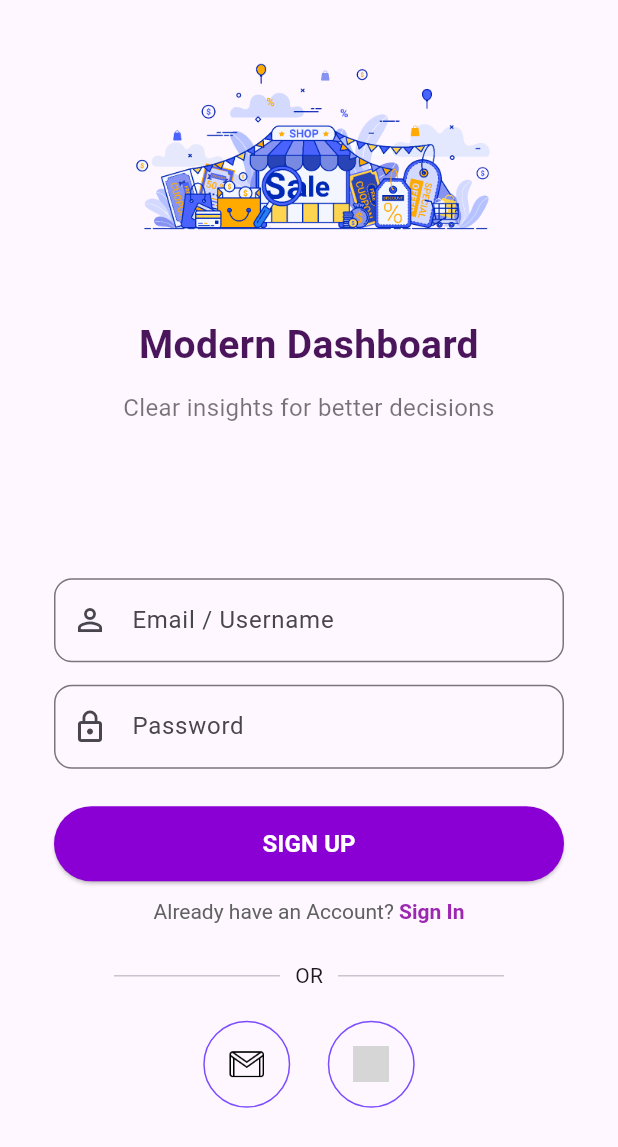
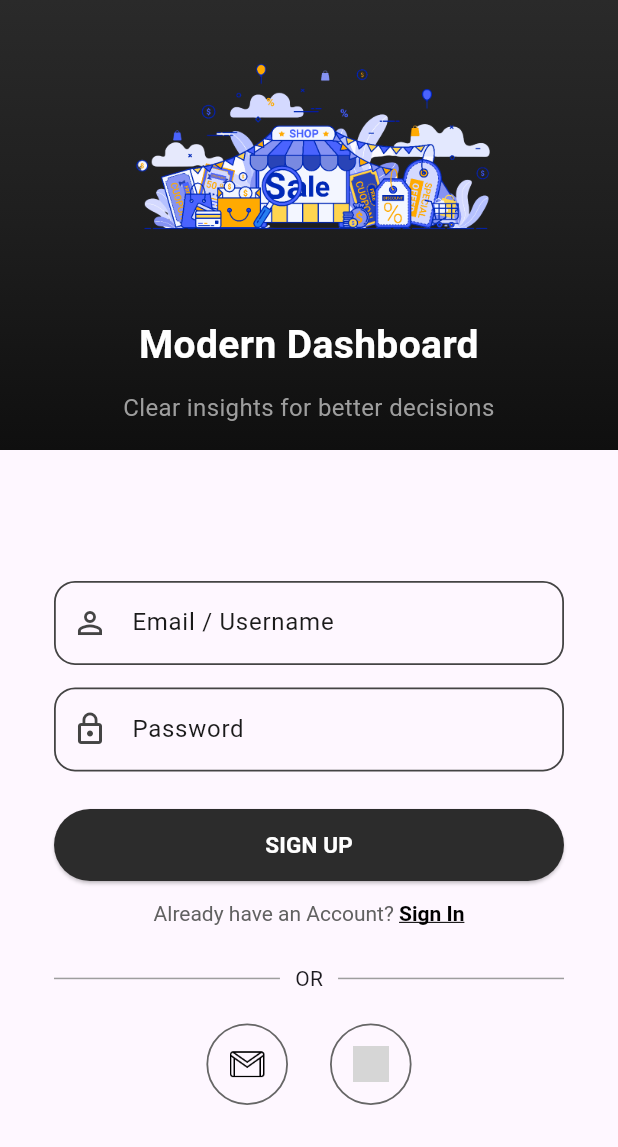
Before and after one commit to redaya88/krema-gms-web-flutter, a Flutter app: the screen it shows after launch, on a phone screen of 412 x 824 dp. Shown: the top 1147 px of the screen. Run offline on Flutter 3.47's test engine with Material 3 defaults, Android fonts, the phone set to English and light mode, and no system bars; our stand-ins replace get, get_storage; accounts and stored records are empty; grey boxes are pictures that could not be loaded.

Commit message:
fix: change color theme of design

```diff
--- a/lib/modules/login/login_form.dart
+++ b/lib/modules/login/login_form.dart
@@ -1,7 +1,5 @@
 import 'package:flutter/gestures.dart';
 import 'package:flutter/material.dart';
-
-// import '../../core/widgets/glass_popup.dart';
 import '../../core/widgets/sign_in_form.dart';
 
 class PrettyLoginForm extends StatelessWidget {
@@ -16,21 +14,22 @@ class PrettyLoginForm extends StatelessWidget {
 
         double dialogWidth;
         if (width >= 1200) {
-          dialogWidth = 420; // Desktop
+          dialogWidth = 420;
         } else if (width >= 600) {
-          dialogWidth = 360; // Tablet
+          dialogWidth = 360;
         } else {
-          dialogWidth = width * 0.9; // Mobile
+          dialogWidth = width * 0.9;
         }
 
         return Dialog(
           shape: RoundedRectangleBorder(
-            borderRadius: BorderRadius.circular(16),
+            borderRadius: BorderRadius.circular(18),
           ),
-          elevation: 3,
+          backgroundColor: Colors.white,
+          elevation: 6,
           child: Container(
             width: dialogWidth,
-            padding: const EdgeInsets.all(24),
+            padding: const EdgeInsets.all(26),
             child: SingleChildScrollView(
               child: SignInForm(),
             ),
@@ -42,20 +41,26 @@ class PrettyLoginForm extends StatelessWidget {
 
   @override
   Widget build(BuildContext context) {
-    const Color lightPink = Color(0xFFF4D7FF);
-    const Color darkPurple = Color(0xFF8A00D4);
+    const Color deepGray = Color(0xFF2C2C2C);
+    const Color fieldBorder = Color(0xFF444444);
+    const Color textColor = Color(0xFF1A1A1A);
 
     return Column(
       mainAxisSize: MainAxisSize.min,
       children: [
         // EMAIL FIELD
         TextField(
-          onChanged: (value) => {},
           decoration: InputDecoration(
             labelText: "Email / Username",
-            prefixIcon: const Icon(Icons.person_outline),
-            border: OutlineInputBorder(
-              borderRadius: BorderRadius.circular(12),
+            labelStyle: const TextStyle(color: textColor),
+            prefixIcon: const Icon(Icons.person_outline, color: fieldBorder),
+            enabledBorder: OutlineInputBorder(
+              borderRadius: BorderRadius.circular(14),
+              borderSide: const BorderSide(color: fieldBorder, width: 1.2),
+            ),
+            focusedBorder: OutlineInputBorder(
+              borderRadius: BorderRadius.circular(14),
+              borderSide: const BorderSide(color: deepGray, width: 1.5),
             ),
           ),
         ),
@@ -64,12 +69,18 @@ class PrettyLoginForm extends StatelessWidget {
 
         // PASSWORD FIELD
         TextField(
-          onChanged: (value) => {},
+          obscureText: true,
           decoration: InputDecoration(
             labelText: "Password",
-            prefixIcon: const Icon(Icons.lock_outline),
-            border: OutlineInputBorder(
-              borderRadius: BorderRadius.circular(12),
+            labelStyle: const TextStyle(color: textColor),
+            prefixIcon: const Icon(Icons.lock_outline, color: fieldBorder),
+            enabledBorder: OutlineInputBorder(
+              borderRadius: BorderRadius.circular(14),
+              borderSide: const BorderSide(color: fieldBorder, width: 1.2),
+            ),
+            focusedBorder: OutlineInputBorder(
+              borderRadius: BorderRadius.circular(14),
+              borderSide: const BorderSide(color: deepGray, width: 1.5),
             ),
           ),
         ),
@@ -79,27 +90,27 @@ class PrettyLoginForm extends StatelessWidget {
         // SIGN UP BUTTON
         SizedBox(
           width: double.infinity,
-          height: 50,
+          height: 48,
           child: ElevatedButton(
             style: ElevatedButton.styleFrom(
-              backgroundColor: darkPurple,
+              backgroundColor: deepGray,
               shape: RoundedRectangleBorder(
-                borderRadius: BorderRadius.circular(30),
+                borderRadius: BorderRadius.circular(28),
               ),
             ),
             onPressed: () {},
             child: const Text(
               "SIGN UP",
               style: TextStyle(
-                fontSize: 16,
-                fontWeight: FontWeight.bold,
                 color: Colors.white,
+                fontSize: 15,
+                fontWeight: FontWeight.w600,
               ),
             ),
           ),
         ),
 
-        const SizedBox(height: 12),
+        const SizedBox(height: 14),
 
         // SIGN IN LINK
         RichText(
@@ -110,8 +121,9 @@ class PrettyLoginForm extends StatelessWidget {
               TextSpan(
                 text: "Sign In",
                 style: const TextStyle(
-                  color: Colors.purple,
+                  color: Colors.black,
                   fontWeight: FontWeight.bold,
+                  decoration: TextDecoration.underline,
                 ),
                 mouseCursor: SystemMouseCursors.click,
                 recognizer: TapGestureRecognizer()
@@ -126,20 +138,23 @@ class PrettyLoginForm extends StatelessWidget {
         // DIVIDER
         const Row(
           children: [
-            Expanded(child: Divider(thickness: 1, indent: 40, endIndent: 10)),
-            Text("OR"),
-            Expanded(child: Divider(thickness: 1, indent: 10, endIndent: 40)),
+            Expanded(child: Divider(color: Colors.grey, thickness: 1)),
+            Padding(
+              padding: EdgeInsets.symmetric(horizontal: 10),
+              child: Text("OR"),
+            ),
+            Expanded(child: Divider(color: Colors.grey, thickness: 1)),
           ],
         ),
 
         const SizedBox(height: 20),
 
-        // SOCIAL LOGIN ICONS
+        // SOCIAL LOGIN
         Row(
           mainAxisAlignment: MainAxisAlignment.center,
           children: [
             _socialIcon('assets/icons/email-icon.png'),
-            const SizedBox(width: 25),
+            const SizedBox(width: 28),
             _socialIcon('assets/icons/google-icon.png'),
           ],
         ),
@@ -147,15 +162,14 @@ class PrettyLoginForm extends StatelessWidget {
     );
   }
 
-  // SOCIAL ICON
   static Widget _socialIcon(String imagePath) {
     return Container(
-      padding: const EdgeInsets.all(16),
+      padding: const EdgeInsets.all(14),
       decoration: BoxDecoration(
         shape: BoxShape.circle,
         border: Border.all(
-          color: Colors.deepPurpleAccent,
-          width: 1,
+          color: Color(0xFF666666),
+          width: 1.2,
         ),
       ),
       child: Image.asset(
--- a/lib/modules/login/slide_content.dart
+++ b/lib/modules/login/slide_content.dart
@@ -21,6 +21,10 @@ class _SlideContentState extends State<SlideContent>
   late AnimationController _controller;
   late Animation<double> _fade;
   late Animation<double> _scale;
+
+  static const Color deepGray = Color(0xFF1E1E1E);
+  static const Color softGray = Color(0xFF9E9E9E);
+  static const Color white = Colors.white;
 
   @override
   void initState() {
@@ -53,7 +57,21 @@ class _SlideContentState extends State<SlideContent>
     final width = MediaQuery.of(context).size.width;
     final isSmall = width < 900;
 
-    return LayoutBuilder(
+    return Container(
+      // 🌈 GRADIENT BACKGROUND ADDED HERE
+      decoration: const BoxDecoration(
+        gradient: LinearGradient(
+          colors: [
+            Color(0xFF2A2A2A), // deep gray top
+            Color(0xFF1E1E1E), // deeper gray middle
+            Color(0xFF0F0F0F), // almost black bottom
+          ],
+          begin: Alignment.topCenter,
+          end: Alignment.bottomCenter,
+        ),
+      ),
+
+      child: LayoutBuilder(
         builder: (context, constraints) {
           final imageHeight = isSmall
               ? constraints.maxHeight * 0.55
@@ -73,22 +91,23 @@ class _SlideContentState extends State<SlideContent>
                       fit: BoxFit.contain,
                     ),
                   ),
+
                   const SizedBox(height: 30),
 
-                // ---- NORMAL TITLE TEXT ----
+                  // ---- TITLE (WHITE) ----
                   Text(
                     widget.title,
                     textAlign: TextAlign.center,
                     style: TextStyle(
                       fontSize: isSmall ? 26 : 34,
                       fontWeight: FontWeight.w700,
-                    color: const Color(0xFF4A155A),
+                      color: white,
                     ),
                   ),
 
                   const SizedBox(height: 12),
 
-                // ---- NORMAL SUBTITLE TEXT ----
+                  // ---- SUBTITLE (SOFT GRAY) ----
                   Padding(
                     padding: const EdgeInsets.symmetric(horizontal: 20),
                     child: Text(
@@ -96,7 +115,7 @@ class _SlideContentState extends State<SlideContent>
                       textAlign: TextAlign.center,
                       style: TextStyle(
                         fontSize: isSmall ? 16 : 20,
-                      color: Colors.black54,
+                        color: softGray,
                       ),
                     ),
                   ),
@@ -105,6 +124,7 @@ class _SlideContentState extends State<SlideContent>
             ),
           );
         },
+      ),
     );
   }
 }
```
Also changed, not shown: lib/core/widgets/sign_in_form.dart (+64 -22 lines). Lines whose indentation alone changed are shown as unchanged.
